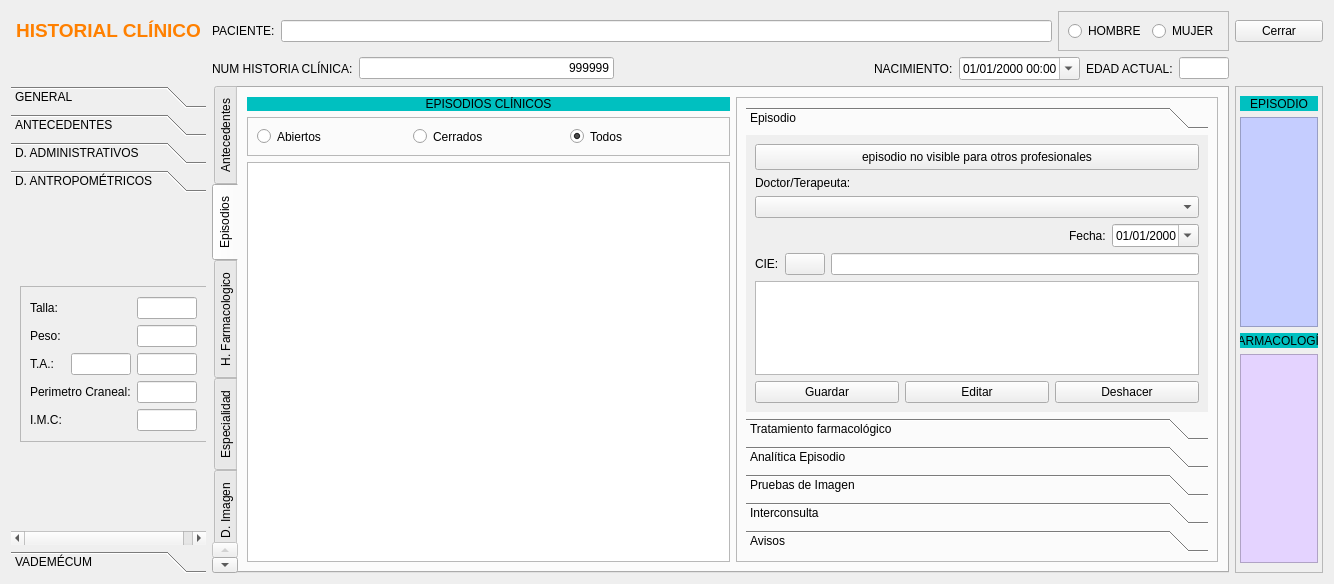
arcnexus/RedFoX, file frmfichapaciente.ui: the form before one commit.
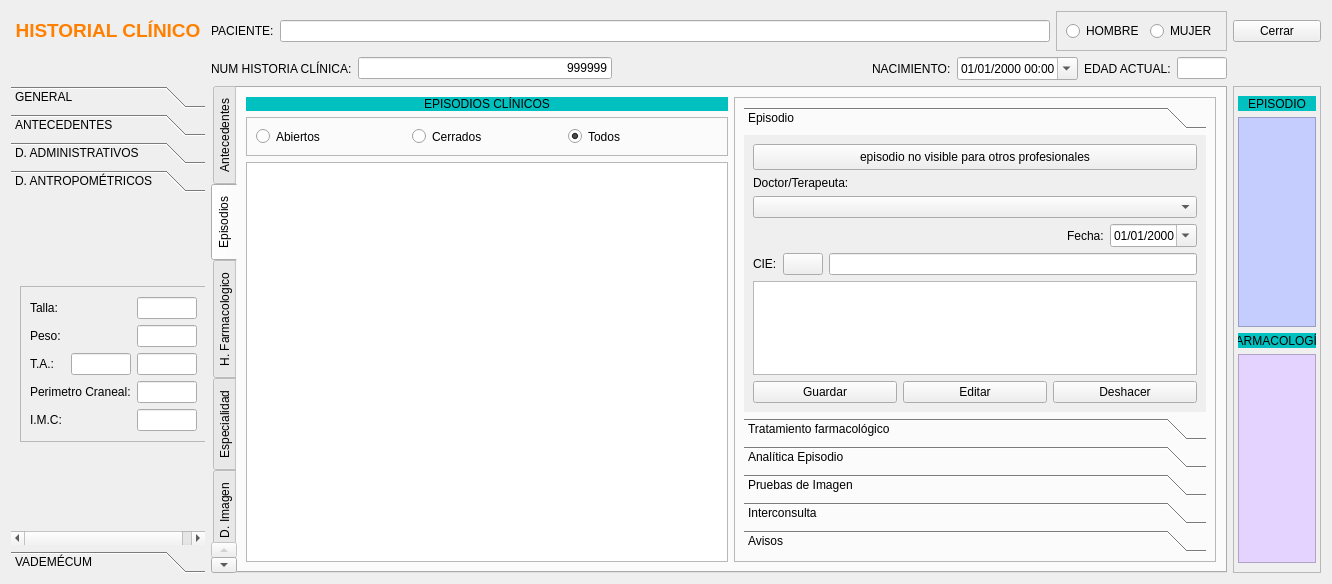
The form after the commit. The open tabs and pages were chosen to show the change. Icons and pictures are not drawn.

Diff of the .ui file:
```diff
--- a/frmfichapaciente.ui
+++ b/frmfichapaciente.ui
@@ -9,7 +9,7 @@
    <rect>
     <x>0</x>
     <y>0</y>
-    <width>1334</width>
+    <width>1332</width>
     <height>584</height>
    </rect>
   </property>
@@ -1068,7 +1068,7 @@
               <rect>
                <x>0</x>
                <y>0</y>
-               <width>468</width>
+               <width>467</width>
                <height>292</height>
               </rect>
              </property>
```
Left out of the diff: 2 changed lines with no effect on the pictures.
